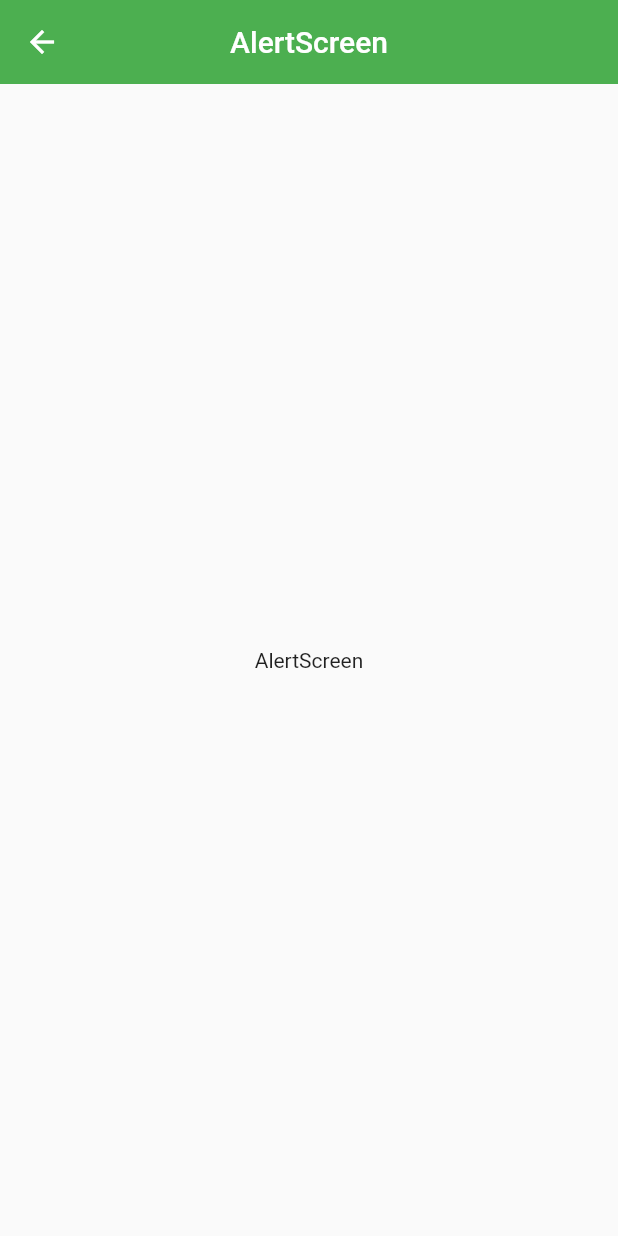
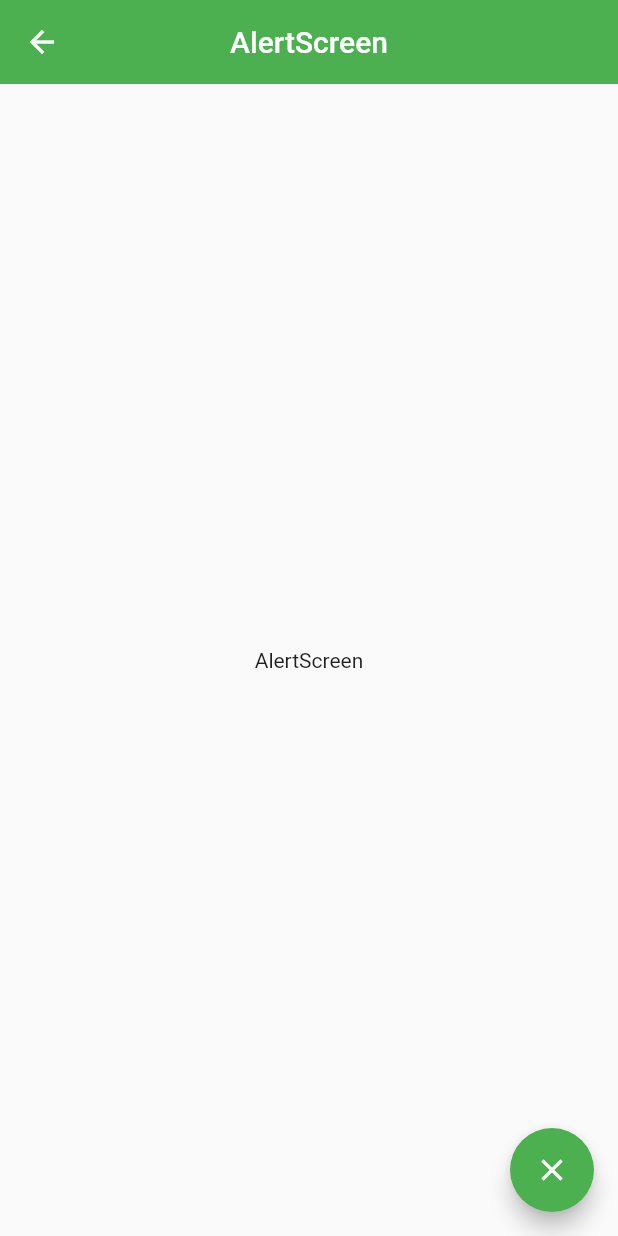
Before and after one commit to AlvaroBishop/widgets-display-Flutter, a Flutter app: the AlertScreen screen opened by its route, on a phone screen of 412 x 824 dp. Run offline on Flutter 3.47's test engine with Material 2 defaults, Android fonts, the phone set to English and light mode, and no system bars.

Commit message:
alert screen started

```diff
--- a/lib/screens/alert_screen.dart
+++ b/lib/screens/alert_screen.dart
@@ -10,6 +10,12 @@ class AlertScreen extends StatelessWidget {
       body: Center(
         child: Text('AlertScreen'),
       ),
+      floatingActionButton: FloatingActionButton(
+        onPressed: () {
+
+        },
+        child: const Icon( Icons.close ),
+      ),
     );
   }
 }
--- a/lib/screens/card_screen.dart
+++ b/lib/screens/card_screen.dart
@@ -15,8 +15,8 @@ class CardScreen extends StatelessWidget {
         padding: EdgeInsets.symmetric( horizontal: 10, vertical: 10),
         children: [
           CustomCardType1(),
-          CustomCardType2(imageUrl: 'https://pixabay.com/get/g78c639902f86f6430e93042b30de0c42faf5810e712f40092ce1e659fd377e64d129b5baa97c63d367c14a1e6e1e4bdd6dcd65dfe007cfaa749df547fd7f939bda7f0e68977ecc00e696f8f7428c30a4_1920.jpg', name: 'Iceland',),
-          CustomCardType2(imageUrl: 'https://pixabay.com/get/g43fe42351d48a9eb9723655b1112dca717d1a45e105c591c3abe0c0236f72417e15fc004ff73cf95b7020761419aadad.jpg', ),
+          CustomCardType2(imageUrl: 'https://pixabay.com/get/g78c639902f86f6430e93042b30de0c42faf5810e712f40092ce1e659fd377e64d129b5baa97c63d367c14a1e6e1e4bdd6dcd65dfe007cfaa749df547fd7f939bda7f0e68977ecc00e696f8f7428c30a4_1920.jpg', name: 'Iceland', ),
+          CustomCardType2(imageUrl: 'https://pixabay.com/get/g43fe42351d48a9eb9723655b1112dca717d1a45e105c591c3abe0c0236f72417e15fc004ff73cf95b7020761419aadad.jpg', name: null,),
           CustomCardType2(imageUrl: 'https://pixabay.com/get/g6fafde3d788fcdda7f4a60bd9112ae88c7d1865287653ac4a0bf06a396485d6f2d6218a992dce58158a4d57229ab44aab60da11149fef90305226b4026aef326_1920.jpg', name: 'Japan'),
           CustomCardType2(imageUrl: 'https://pixabay.com/get/g4771f9c9b774c2bc68da10b6bf147be6d1c1629e52d31cd240c079eeddb2d2d9aef828404aea8f255a734b6aa839cf4a08e0f459b9ae9fc2c5ff62dbf4589428_1920.jpg', name: 'Ireland'),
           CustomCardType2(imageUrl: 'https://pixabay.com/get/g56752f5545ebbf43492a32da20e0cdeb116880968de98ae75d544529f3c9f8501bcd091894a21668fca789a39243450e3a800f2f0fc224fd9972c3bb5df72b89_1920.jpg'),
--- a/lib/theme/app_theme.dart
+++ b/lib/theme/app_theme.dart
@@ -16,8 +16,14 @@ class AppTheme {
           elevation: 0,
         ),
 
+        // TextButton Theme
         textButtonTheme: TextButtonThemeData(style: TextButton.styleFrom(foregroundColor: primary)),
 
 
+        // FloatingActionsButtons
+        floatingActionButtonTheme: const FloatingActionButtonThemeData(
+          backgroundColor: primary
+        )
+
       );
 }
--- a/lib/widgets/custom_card_type_2.dart
+++ b/lib/widgets/custom_card_type_2.dart
@@ -34,6 +34,7 @@ class CustomCardType2 extends StatelessWidget {
               padding: EdgeInsets.only( right:  20, top: 10,  bottom: 10),
               child: Text(name!),
             )
+
         ],
       ),
     );
```
